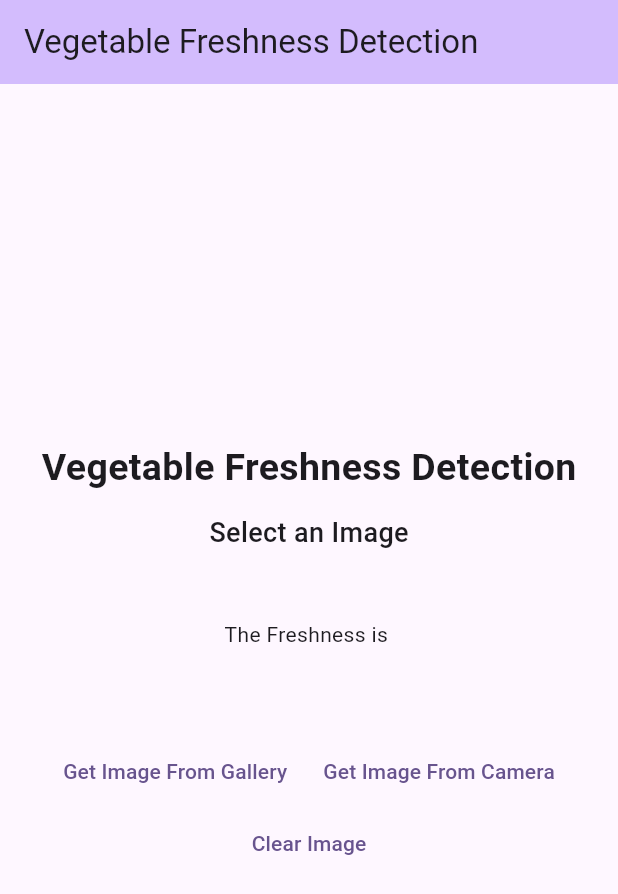
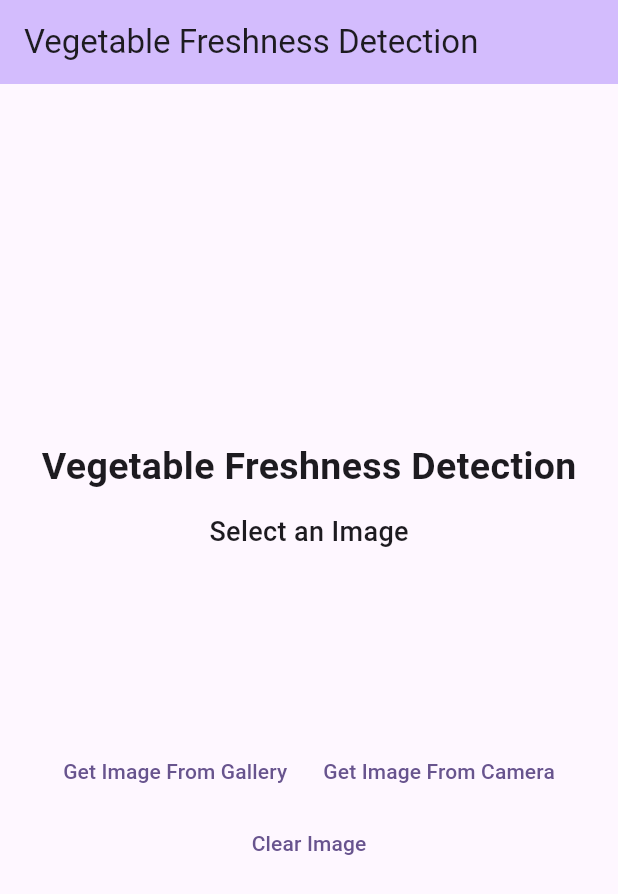
Before and after one commit to DarkPhoenix2704/freshness, a Flutter app: the screen it shows after launch, on a phone screen of 412 x 824 dp. Shown: the top 894 px of the screen. Run offline on Flutter 3.47's test engine with Material 3 defaults, Android fonts, the phone set to English and light mode, and no system bars; our stand-ins replace image_picker; missing offline and left inert: flutter_tflite.

Commit message:
fix: unwanted text

```diff
--- a/lib/main.dart
+++ b/lib/main.dart
@@ -161,7 +161,7 @@ class _MyHomePageState extends State<MyHomePage> {
               mainAxisAlignment: MainAxisAlignment.center,
               children: <Widget>[
                 Padding(padding: const EdgeInsets.all(12.0), child: Center(
-                  child: _recognitions != null ? TextButton(onPressed: calculateFreshness, child: const Text("Calculate Freshness"),): Text('The Freshness is '),
+                  child: _recognitions != null ? TextButton(onPressed: calculateFreshness, child: const Text("Calculate Freshness"),): Text(''),
                 ),)
               ],
             ),
```
